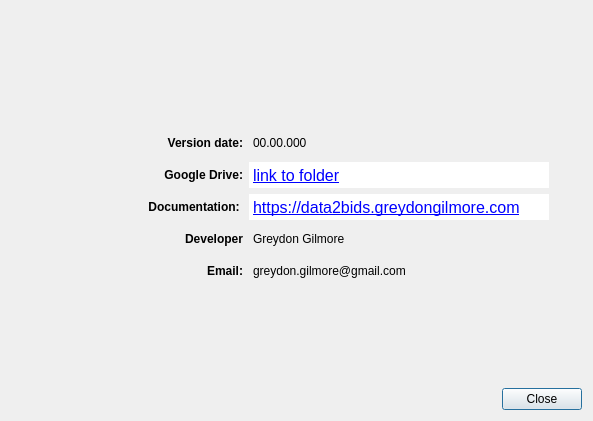
Before: the Qt Designer form widgets/about_panel.ui in greydongilmore/data2bids, drawn with Qt 5.
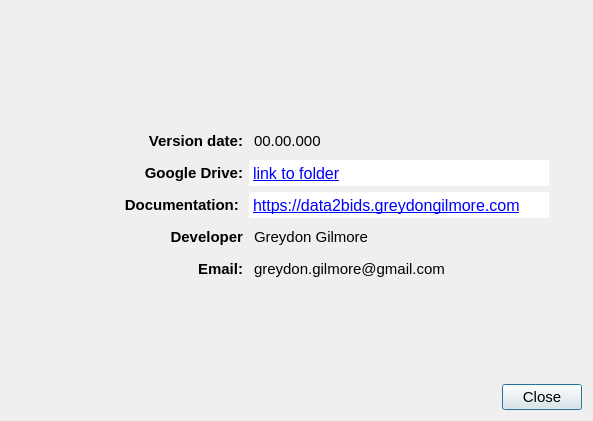
After: the same form once the commit is applied. Icons and pictures are not drawn.

```diff
--- a/widgets/about_panel.ui
+++ b/widgets/about_panel.ui
@@ -39,6 +39,8 @@
         </property>
         <property name="font">
          <font>
+          <family>Arial</family>
+          <pointsize>11</pointsize>
           <weight>75</weight>
           <bold>true</bold>
          </font>
@@ -74,6 +76,12 @@
           <height>26</height>
          </size>
         </property>
+        <property name="font">
+         <font>
+          <family>Arial</family>
+          <pointsize>11</pointsize>
+         </font>
+        </property>
         <property name="styleSheet">
          <string notr="true">margin-left:1px;</string>
         </property>
@@ -104,6 +112,8 @@
         </property>
         <property name="font">
          <font>
+          <family>Arial</family>
+          <pointsize>11</pointsize>
           <weight>75</weight>
           <bold>true</bold>
          </font>
@@ -581,6 +591,12 @@
           </disabled>
          </palette>
         </property>
+        <property name="font">
+         <font>
+          <family>Arial</family>
+          <pointsize>11</pointsize>
+         </font>
+        </property>
         <property name="autoFillBackground">
          <bool>false</bool>
         </property>
@@ -615,8 +631,8 @@
          <string>&lt;!DOCTYPE HTML PUBLIC &quot;-//W3C//DTD HTML 4.0//EN&quot; &quot;http://www.w3.org/TR/REC-html40/strict.dtd&quot;&gt;
 &lt;html&gt;&lt;head&gt;&lt;meta name=&quot;qrichtext&quot; content=&quot;1&quot; /&gt;&lt;style type=&quot;text/css&quot;&gt;
 p, li { white-space: pre-wrap; }
-&lt;/style&gt;&lt;/head&gt;&lt;body style=&quot; font-family:'Arial'; font-size:12pt; font-weight:400; font-style:normal;&quot;&gt;
-&lt;p style=&quot; margin-top:0px; margin-bottom:0px; margin-left:0px; margin-right:0px; -qt-block-indent:0; text-indent:0px;&quot;&gt;&lt;a href=&quot;https://drive.google.com/drive/folders/1op8Gv6sVWosIL7QQyXsUvNNjR5XXXj0j?usp=sharing&quot;&gt;&lt;span style=&quot; text-decoration: underline; color:#0000ff;&quot;&gt;link to folder&lt;/span&gt;&lt;/a&gt;&lt;/p&gt;&lt;/body&gt;&lt;/html&gt;</string>
+&lt;/style&gt;&lt;/head&gt;&lt;body style=&quot; font-family:'Arial'; font-size:11pt; font-weight:400; font-style:normal;&quot;&gt;
+&lt;p style=&quot; margin-top:0px; margin-bottom:0px; margin-left:0px; margin-right:0px; -qt-block-indent:0; text-indent:0px;&quot;&gt;&lt;a href=&quot;https://drive.google.com/drive/folders/1op8Gv6sVWosIL7QQyXsUvNNjR5XXXj0j?usp=sharing&quot;&gt;&lt;span style=&quot; font-size:12pt; text-decoration: underline; color:#0000ff;&quot;&gt;link to folder&lt;/span&gt;&lt;/a&gt;&lt;/p&gt;&lt;/body&gt;&lt;/html&gt;</string>
         </property>
         <property name="placeholderText">
          <string/>
@@ -648,6 +664,8 @@
         </property>
         <property name="font">
          <font>
+          <family>Arial</family>
+          <pointsize>11</pointsize>
           <weight>75</weight>
           <bold>true</bold>
          </font>
@@ -1122,6 +1140,12 @@
           </disabled>
          </palette>
         </property>
+        <property name="font">
+         <font>
+          <family>Arial</family>
+          <pointsize>11</pointsize>
+         </font>
+        </property>
         <property name="autoFillBackground">
          <bool>false</bool>
         </property>
@@ -1152,8 +1176,8 @@
          <string>&lt;!DOCTYPE HTML PUBLIC &quot;-//W3C//DTD HTML 4.0//EN&quot; &quot;http://www.w3.org/TR/REC-html40/strict.dtd&quot;&gt;
 &lt;html&gt;&lt;head&gt;&lt;meta name=&quot;qrichtext&quot; content=&quot;1&quot; /&gt;&lt;style type=&quot;text/css&quot;&gt;
 p, li { white-space: pre-wrap; }
-&lt;/style&gt;&lt;/head&gt;&lt;body style=&quot; font-family:'Arial'; font-size:12pt; font-weight:400; font-style:normal;&quot;&gt;
-&lt;p style=&quot; margin-top:8px; margin-bottom:8px; margin-left:0px; margin-right:0px; -qt-block-indent:0; text-indent:0px;&quot;&gt;&lt;a href=&quot;https://data2bids.greydongilmore.com&quot;&gt;&lt;span style=&quot; text-decoration: underline; color:#0000ff;&quot;&gt;https://data2bids.greydongilmore.com&lt;/span&gt;&lt;/a&gt;&lt;/p&gt;&lt;/body&gt;&lt;/html&gt;</string>
+&lt;/style&gt;&lt;/head&gt;&lt;body style=&quot; font-family:'Arial'; font-size:11pt; font-weight:400; font-style:normal;&quot;&gt;
+&lt;p style=&quot; margin-top:8px; margin-bottom:8px; margin-left:0px; margin-right:0px; -qt-block-indent:0; text-indent:0px;&quot;&gt;&lt;a href=&quot;https://data2bids.greydongilmore.com&quot;&gt;&lt;span style=&quot; font-size:12pt; text-decoration: underline; color:#0000ff;&quot;&gt;https://data2bids.greydongilmore.com&lt;/span&gt;&lt;/a&gt;&lt;/p&gt;&lt;/body&gt;&lt;/html&gt;</string>
         </property>
         <property name="placeholderText">
          <string/>
@@ -1185,6 +1209,8 @@
         </property>
         <property name="font">
          <font>
+          <family>Arial</family>
+          <pointsize>11</pointsize>
           <weight>75</weight>
           <bold>true</bold>
          </font>
@@ -1217,6 +1243,12 @@
           <height>26</height>
          </size>
         </property>
+        <property name="font">
+         <font>
+          <family>Arial</family>
+          <pointsize>11</pointsize>
+         </font>
+        </property>
         <property name="styleSheet">
          <string notr="true">margin-left:1px;</string>
         </property>
@@ -1250,6 +1282,8 @@
         </property>
         <property name="font">
          <font>
+          <family>Arial</family>
+          <pointsize>11</pointsize>
           <weight>75</weight>
           <bold>true</bold>
          </font>
@@ -1282,6 +1316,12 @@
           <height>26</height>
          </size>
         </property>
+        <property name="font">
+         <font>
+          <family>Arial</family>
+          <pointsize>11</pointsize>
+         </font>
+        </property>
         <property name="styleSheet">
          <string notr="true">margin-left:1px;</string>
         </property>
@@ -1364,6 +1404,12 @@
        <verstretch>0</verstretch>
       </sizepolicy>
      </property>
+     <property name="font">
+      <font>
+       <family>Arial</family>
+       <pointsize>11</pointsize>
+      </font>
+     </property>
      <property name="text">
       <string>Close</string>
      </property>
```
